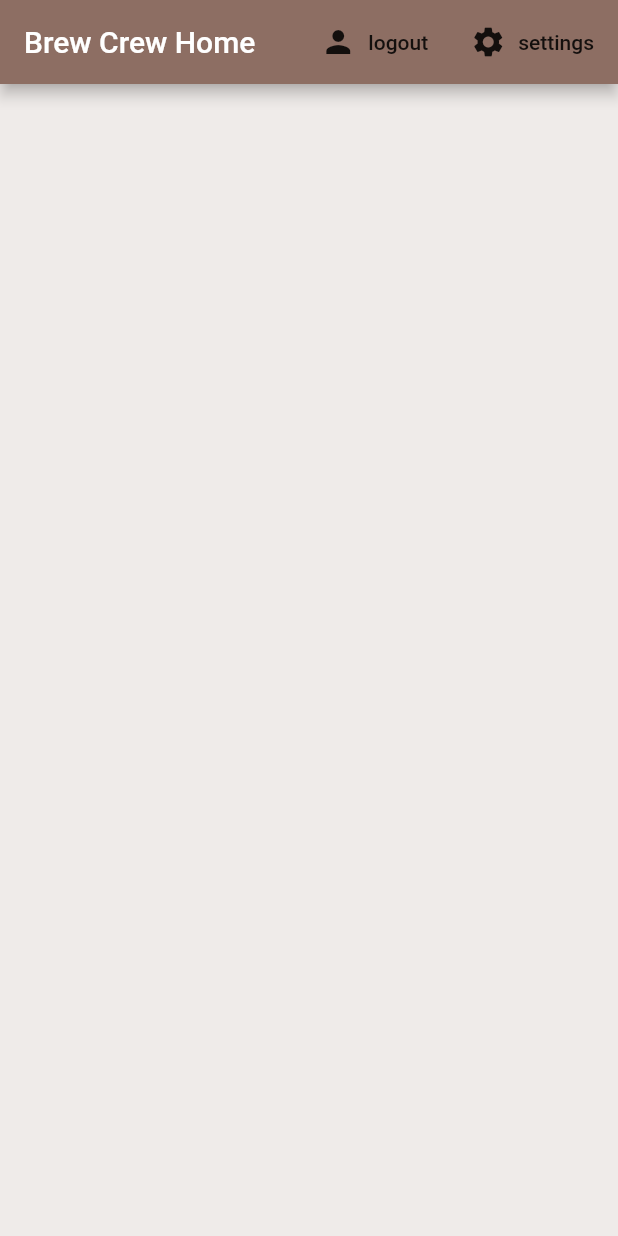
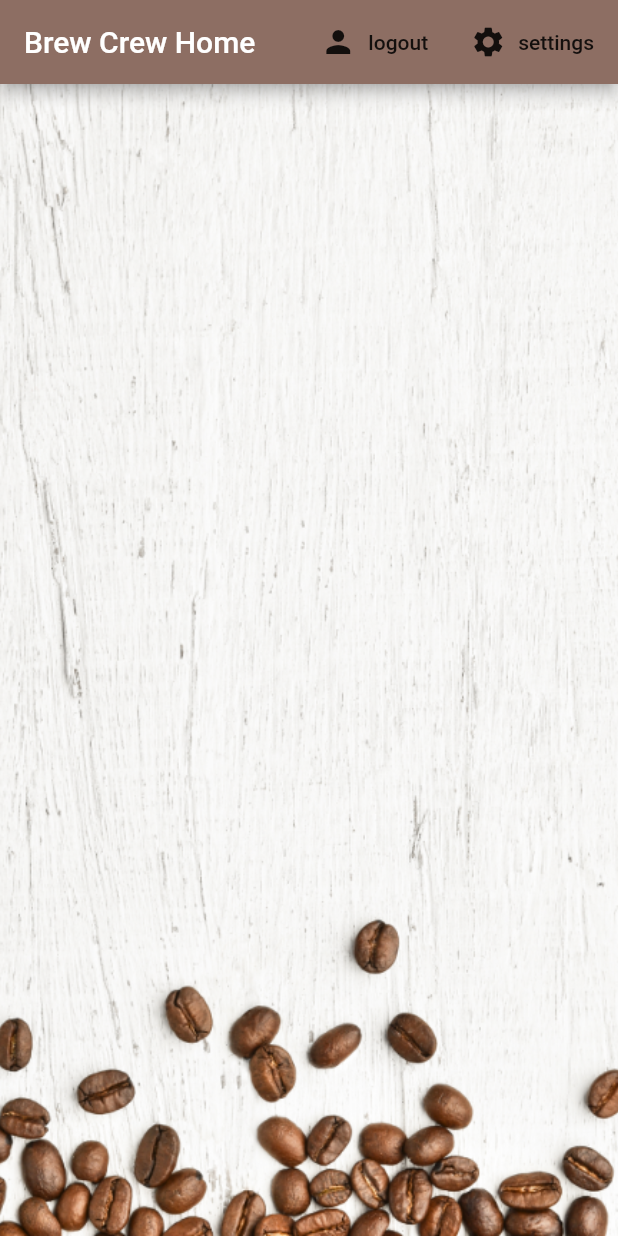
Before and after one commit to kangsudal/brew-crew, a Flutter app: the screen it shows once a user with an empty profile is signed in, on a phone screen of 412 x 824 dp. Run offline on Flutter 3.47's test engine with Material 2 defaults, Android fonts, the phone set to English and light mode, and no system bars; our stand-ins replace cloud_firestore, firebase_auth, flutter_spinkit; accounts and stored records are empty.

```diff
--- a/lib/screens/home/brew_tile.dart
+++ b/lib/screens/home/brew_tile.dart
@@ -1,6 +1,8 @@
 import 'package:brew_crew/models/brew.dart';
 import 'package:flutter/material.dart';
-/*BrewList의 하위 tile위젯*/
+/*BrewList의 하위 tile위젯
+#27 - Finishing Touches : 커피컵 테두리 png 이미지 추가
+*/
 class BrewTile extends StatelessWidget {
 
   final Brew brew;
@@ -16,6 +18,7 @@ class BrewTile extends StatelessWidget {
           leading: CircleAvatar(
             radius: 25,
             backgroundColor: Colors.brown[brew.strength],
+            backgroundImage: AssetImage('assets/coffee_icon.png'),
           ),
           title: Text(brew.name),
           subtitle: Text("Takes ${brew.sugars} sugar(s)"),
--- a/lib/screens/home/home.dart
+++ b/lib/screens/home/home.dart
@@ -6,14 +6,16 @@ import 'package:brew_crew/services/database.dart';
 // import 'package:cloud_firestore/cloud_firestore.dart';
 import 'package:flutter/material.dart';
 import 'package:provider/provider.dart';
-/* 로그인 한 상태 Home 화면 */
+
+/* 로그인 한 상태 Home 화면
+#27 - Finishing Touches: 커피배경
+*/
 class Home extends StatelessWidget {
   final AuthService _auth = AuthService();
 
   @override
   Widget build(BuildContext context) {
-
-    void _showSettingsPanel(){
+    void _showSettingsPanel() {
       showModalBottomSheet(
           builder: (BuildContext context) {
             return Container(
@@ -23,8 +25,10 @@ class Home extends StatelessWidget {
           },
           context: context);
     }
+
     return StreamProvider<List<Brew>>.value(
-      value: DatabaseService().brews, //이 stream이 Scaffold 위젯을 감싼다. 하위 위젯트리에서 data를 access할수있따
+      value: DatabaseService()
+          .brews, //이 stream이 Scaffold 위젯을 감싼다. 하위 위젯트리에서 data를 access할수있따
       child: Scaffold(
         backgroundColor: Colors.brown[50],
         appBar: AppBar(
@@ -45,7 +49,14 @@ class Home extends StatelessWidget {
             )
           ],
         ),
-          body: BrewList(),),
+        body: Container(
+          decoration: BoxDecoration(
+            image: DecorationImage(
+                image: AssetImage('assets/coffee_bg.png'), fit: BoxFit.cover),
+          ),
+          child: BrewList(),
+        ),
+      ),
     );
   }
 }
--- a/pubspec.yaml
+++ b/pubspec.yaml
@@ -45,7 +45,8 @@ flutter:
   uses-material-design: true
 
   # To add assets to your application, add an assets section, like this:
-  # assets:
+  assets:
+   - assets/
   #  - images/a_dot_burr.jpeg
   #  - images/a_dot_ham.jpeg
 
```
Also changed, not shown: assets/coffee_bg.png (added), assets/coffee_icon.png (added). Lines whose indentation alone changed are shown as unchanged.
